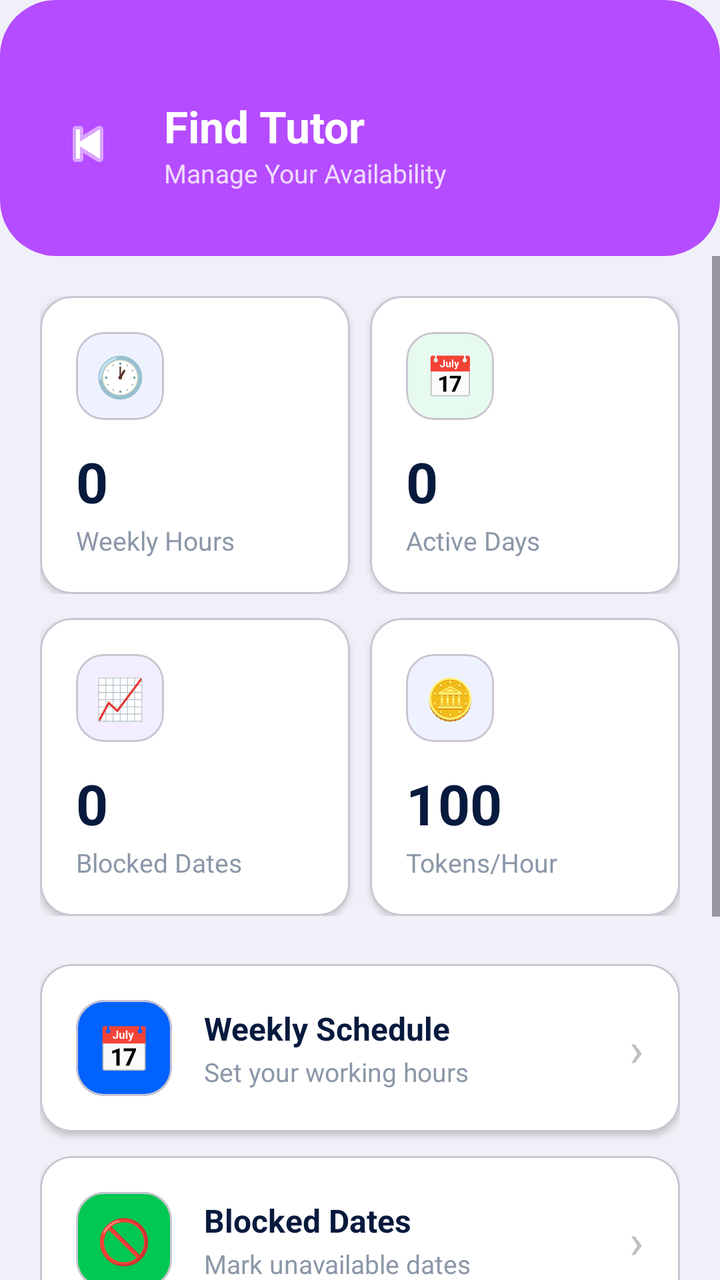
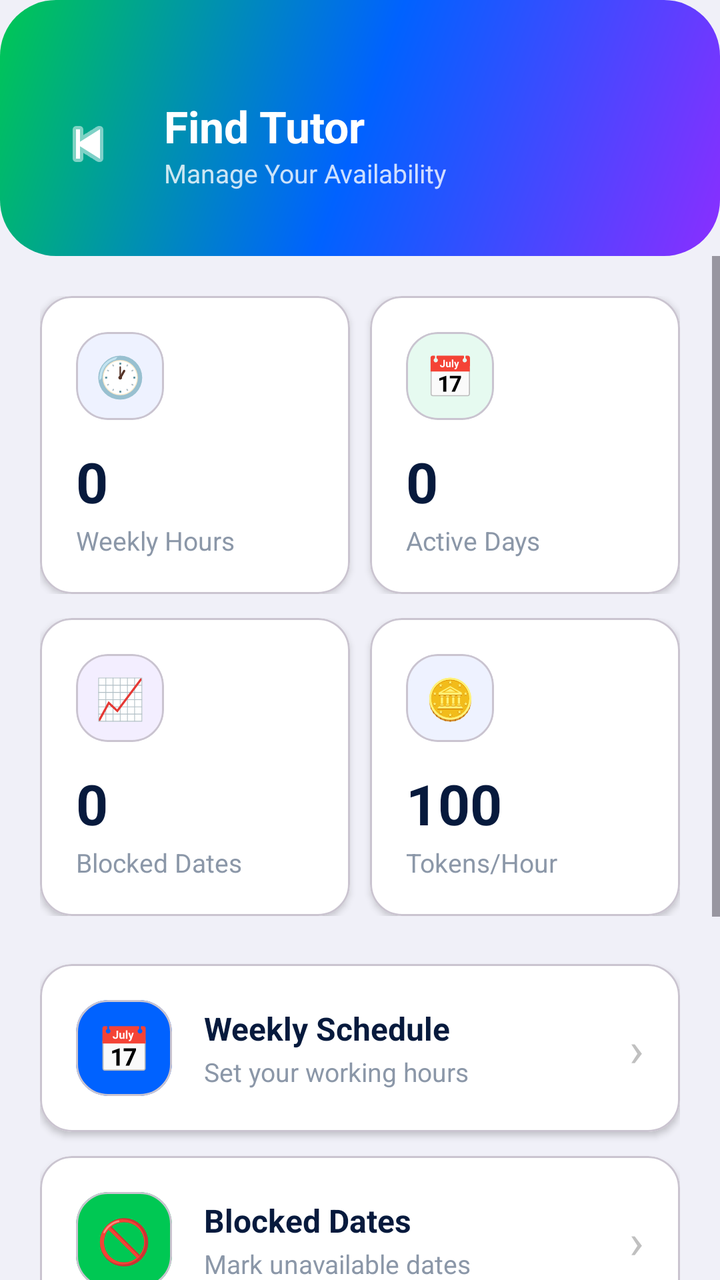

Two renders of the same Android screen: before a commit and after it. Below are the layout's source before the change and the commit's diff.
<!-- AndroidManifest.xml: application theme Theme.PeerTutoringApollo -->
<!-- res/layout/activity_availability_dashboard.xml -->
<?xml version="1.0" encoding="utf-8"?>
<LinearLayout xmlns:android="http://schemas.android.com/apk/res/android"
    xmlns:app="http://schemas.android.com/apk/res-auto"
    android:layout_width="match_parent"
    android:layout_height="match_parent"
    android:orientation="vertical"
    android:background="#F0F0F8">

    
    <LinearLayout
        android:layout_width="match_parent"
        android:layout_height="wrap_content"
        android:orientation="vertical"
        android:background="@drawable/bg_button_gradient"
        android:paddingTop="48dp"
        android:paddingBottom="32dp"
        android:paddingHorizontal="20dp">

        <LinearLayout
            android:layout_width="match_parent"
            android:layout_height="wrap_content"
            android:orientation="horizontal"
            android:gravity="center_vertical">

            <ImageButton
                android:id="@+id/btnBack"
                android:layout_width="48dp"
                android:layout_height="48dp"
                android:background="@android:color/transparent"
                android:src="@android:drawable/ic_media_previous"
                android:contentDescription="Back"
                app:tint="#FFFFFF"
                android:layout_marginEnd="14dp" />

            <LinearLayout
                android:layout_width="wrap_content"
                android:layout_height="wrap_content"
                android:orientation="vertical">
                <TextView
                    android:layout_width="wrap_content"
                    android:layout_height="wrap_content"
                    android:text="Find Tutor"
                    android:textColor="#FFFFFF"
                    android:textSize="22sp"
                    android:textStyle="bold" />
                <TextView
                    android:layout_width="wrap_content"
                    android:layout_height="wrap_content"
                    android:text="Manage Your Availability"
                    android:textColor="#CCFFFFFF"
                    android:textSize="13sp" />
            </LinearLayout>
        </LinearLayout>
    </LinearLayout>

    <ScrollView
        android:layout_width="match_parent"
        android:layout_height="0dp"
        android:layout_weight="1"
        android:fillViewport="true">

        <LinearLayout
            android:layout_width="match_parent"
            android:layout_height="wrap_content"
            android:orientation="vertical"
            android:padding="20dp">

            
            <LinearLayout
                android:layout_width="match_parent"
                android:layout_height="wrap_content"
                android:orientation="horizontal"
                android:layout_marginBottom="12dp">

                
                <com.google.android.material.card.MaterialCardView
                    android:layout_width="0dp"
                    android:layout_height="wrap_content"
                    android:layout_weight="1"
                    android:layout_marginEnd="10dp"
                    app:cardCornerRadius="16dp"
                    app:cardBackgroundColor="#FFFFFF"
                    app:cardElevation="2dp">
                    <LinearLayout android:layout_width="match_parent" android:layout_height="wrap_content" android:orientation="vertical" android:padding="18dp">
                        <com.google.android.material.card.MaterialCardView android:layout_width="44dp" android:layout_height="44dp" android:layout_marginBottom="12dp" app:cardCornerRadius="14dp" app:cardBackgroundColor="#EEF2FF" app:cardElevation="0dp">
                            <TextView android:layout_width="match_parent" android:layout_height="match_parent" android:gravity="center" android:text="🕐" android:textSize="20sp" />
                        </com.google.android.material.card.MaterialCardView>
                        <TextView android:id="@+id/tvWeeklyHours" android:layout_width="wrap_content" android:layout_height="wrap_content" android:text="0" android:textColor="#071A3D" android:textSize="28sp" android:textStyle="bold" />
                        <TextView android:layout_width="wrap_content" android:layout_height="wrap_content" android:text="Weekly Hours" android:textColor="#8B97A8" android:textSize="13sp" android:layout_marginTop="2dp" />
                    </LinearLayout>
                </com.google.android.material.card.MaterialCardView>

                
                <com.google.android.material.card.MaterialCardView
                    android:layout_width="0dp"
                    android:layout_height="wrap_content"
                    android:layout_weight="1"
                    app:cardCornerRadius="16dp"
                    app:cardBackgroundColor="#FFFFFF"
                    app:cardElevation="2dp">
                    <LinearLayout android:layout_width="match_parent" android:layout_height="wrap_content" android:orientation="vertical" android:padding="18dp">
                        <com.google.android.material.card.MaterialCardView android:layout_width="44dp" android:layout_height="44dp" android:layout_marginBottom="12dp" app:cardCornerRadius="14dp" app:cardBackgroundColor="#E6FAF0" app:cardElevation="0dp">
                            <TextView android:layout_width="match_parent" android:layout_height="match_parent" android:gravity="center" android:text="📅" android:textSize="20sp" />
                        </com.google.android.material.card.MaterialCardView>
                        <TextView android:id="@+id/tvActiveDays" android:layout_width="wrap_content" android:layout_height="wrap_content" android:text="0" android:textColor="#071A3D" android:textSize="28sp" android:textStyle="bold" />
                        <TextView android:layout_width="wrap_content" android:layout_height="wrap_content" android:text="Active Days" android:textColor="#8B97A8" android:textSize="13sp" android:layout_marginTop="2dp" />
                    </LinearLayout>
                </com.google.android.material.card.MaterialCardView>
            </LinearLayout>

            <LinearLayout
                android:layout_width="match_parent"
                android:layout_height="wrap_content"
                android:orientation="horizontal"
                android:layout_marginBottom="24dp">

                
                <com.google.android.material.card.MaterialCardView
                    android:layout_width="0dp"
                    android:layout_height="wrap_content"
                    android:layout_weight="1"
                    android:layout_marginEnd="10dp"
                    app:cardCornerRadius="16dp"
                    app:cardBackgroundColor="#FFFFFF"
                    app:cardElevation="2dp">
                    <LinearLayout android:layout_width="match_parent" android:layout_height="wrap_content" android:orientation="vertical" android:padding="18dp">
                        <com.google.android.material.card.MaterialCardView android:layout_width="44dp" android:layout_height="44dp" android:layout_marginBottom="12dp" app:cardCornerRadius="14dp" app:cardBackgroundColor="#F3EEFF" app:cardElevation="0dp">
                            <TextView android:layout_width="match_parent" android:layout_height="match_parent" android:gravity="center" android:text="📈" android:textSize="20sp" />
                        </com.google.android.material.card.MaterialCardView>
                        <TextView android:id="@+id/tvBlockedCount" android:layout_width="wrap_content" android:layout_height="wrap_content" android:text="0" android:textColor="#071A3D" android:textSize="28sp" android:textStyle="bold" />
                        <TextView android:layout_width="wrap_content" android:layout_height="wrap_content" android:text="Blocked Dates" android:textColor="#8B97A8" android:textSize="13sp" android:layout_marginTop="2dp" />
                    </LinearLayout>
                </com.google.android.material.card.MaterialCardView>

                
                <com.google.android.material.card.MaterialCardView
                    android:layout_width="0dp"
                    android:layout_height="wrap_content"
                    android:layout_weight="1"
                    app:cardCornerRadius="16dp"
                    app:cardBackgroundColor="#FFFFFF"
                    app:cardElevation="2dp">
                    <LinearLayout android:layout_width="match_parent" android:layout_height="wrap_content" android:orientation="vertical" android:padding="18dp">
                        <com.google.android.material.card.MaterialCardView android:layout_width="44dp" android:layout_height="44dp" android:layout_marginBottom="12dp" app:cardCornerRadius="14dp" app:cardBackgroundColor="#EEF2FF" app:cardElevation="0dp">
                            <TextView android:layout_width="match_parent" android:layout_height="match_parent" android:gravity="center" android:text="🪙" android:textSize="20sp" />
                        </com.google.android.material.card.MaterialCardView>
                        <TextView android:id="@+id/tvTokensPerHour" android:layout_width="wrap_content" android:layout_height="wrap_content" android:text="100" android:textColor="#071A3D" android:textSize="28sp" android:textStyle="bold" />
                        <TextView android:layout_width="wrap_content" android:layout_height="wrap_content" android:text="Tokens/Hour" android:textColor="#8B97A8" android:textSize="13sp" android:layout_marginTop="2dp" />
                    </LinearLayout>
                </com.google.android.material.card.MaterialCardView>
            </LinearLayout>

            
            <com.google.android.material.card.MaterialCardView
                android:id="@+id/cardWeeklySchedule"
                android:layout_width="match_parent"
                android:layout_height="wrap_content"
                android:layout_marginBottom="12dp"
                app:cardCornerRadius="16dp"
                app:cardBackgroundColor="#FFFFFF"
                app:cardElevation="2dp">
                <LinearLayout android:layout_width="match_parent" android:layout_height="wrap_content" android:orientation="horizontal" android:gravity="center_vertical" android:padding="18dp">
                    <com.google.android.material.card.MaterialCardView android:layout_width="48dp" android:layout_height="48dp" android:layout_marginEnd="16dp" app:cardCornerRadius="14dp" app:cardBackgroundColor="#0062FF" app:cardElevation="0dp">
                        <TextView android:layout_width="match_parent" android:layout_height="match_parent" android:gravity="center" android:text="📅" android:textSize="22sp" />
                    </com.google.android.material.card.MaterialCardView>
                    <LinearLayout android:layout_width="0dp" android:layout_height="wrap_content" android:layout_weight="1" android:orientation="vertical">
                        <TextView android:layout_width="wrap_content" android:layout_height="wrap_content" android:text="Weekly Schedule" android:textColor="#071A3D" android:textSize="16sp" android:textStyle="bold" />
                        <TextView android:layout_width="wrap_content" android:layout_height="wrap_content" android:text="Set your working hours" android:textColor="#8B97A8" android:textSize="13sp" android:layout_marginTop="2dp" />
                    </LinearLayout>
                    <TextView android:layout_width="wrap_content" android:layout_height="wrap_content" android:text="›" android:textColor="#C0C0C0" android:textSize="24sp" />
                </LinearLayout>
            </com.google.android.material.card.MaterialCardView>

            
            <com.google.android.material.card.MaterialCardView
                android:id="@+id/cardBlockedDates"
                android:layout_width="match_parent"
                android:layout_height="wrap_content"
                android:layout_marginBottom="12dp"
                app:cardCornerRadius="16dp"
                app:cardBackgroundColor="#FFFFFF"
                app:cardElevation="2dp">
                <LinearLayout android:layout_width="match_parent" android:layout_height="wrap_content" android:orientation="horizontal" android:gravity="center_vertical" android:padding="18dp">
                    <com.google.android.material.card.MaterialCardView android:layout_width="48dp" android:layout_height="48dp" android:layout_marginEnd="16dp" app:cardCornerRadius="14dp" app:cardBackgroundColor="#00C853" app:cardElevation="0dp">
                        <TextView android:layout_width="match_parent" android:layout_height="match_parent" android:gravity="center" android:text="🚫" android:textSize="22sp" />
                    </com.google.android.material.card.MaterialCardView>
                    <LinearLayout android:layout_width="0dp" android:layout_height="wrap_content" android:layout_weight="1" android:orientation="vertical">
                        <TextView android:layout_width="wrap_content" android:layout_height="wrap_content" android:text="Blocked Dates" android:textColor="#071A3D" android:textSize="16sp" android:textStyle="bold" />
                        <TextView android:layout_width="wrap_content" android:layout_height="wrap_content" android:text="Mark unavailable dates" android:textColor="#8B97A8" android:textSize="13sp" android:layout_marginTop="2dp" />
                    </LinearLayout>
                    <TextView android:layout_width="wrap_content" android:layout_height="wrap_content" android:text="›" android:textColor="#C0C0C0" android:textSize="24sp" />
                </LinearLayout>
            </com.google.android.material.card.MaterialCardView>

            
            <com.google.android.material.card.MaterialCardView
                android:id="@+id/cardBufferPricing"
                android:layout_width="match_parent"
                android:layout_height="wrap_content"
                android:layout_marginBottom="20dp"
                app:cardCornerRadius="16dp"
                app:cardBackgroundColor="#FFFFFF"
                app:cardElevation="2dp">
                <LinearLayout android:layout_width="match_parent" android:layout_height="wrap_content" android:orientation="horizontal" android:gravity="center_vertical" android:padding="18dp">
                    <com.google.android.material.card.MaterialCardView android:layout_width="48dp" android:layout_height="48dp" android:layout_marginEnd="16dp" app:cardCornerRadius="14dp" app:cardBackgroundColor="#8A2EFF" app:cardElevation="0dp">
                        <TextView android:layout_width="match_parent" android:layout_height="match_parent" android:gravity="center" android:text="⚙️" android:textSize="22sp" />
                    </com.google.android.material.card.MaterialCardView>
                    <LinearLayout android:layout_width="0dp" android:layout_height="wrap_content" android:layout_weight="1" android:orientation="vertical">
                        <TextView android:layout_width="wrap_content" android:layout_height="wrap_content" android:text="Buffer &amp; Pricing" android:textColor="#071A3D" android:textSize="16sp" android:textStyle="bold" />
                        <TextView android:layout_width="wrap_content" android:layout_height="wrap_content" android:text="Configure settings" android:textColor="#8B97A8" android:textSize="13sp" android:layout_marginTop="2dp" />
                    </LinearLayout>
                    <TextView android:layout_width="wrap_content" android:layout_height="wrap_content" android:text="›" android:textColor="#C0C0C0" android:textSize="24sp" />
                </LinearLayout>
            </com.google.android.material.card.MaterialCardView>

            
            <com.google.android.material.card.MaterialCardView
                android:layout_width="match_parent"
                android:layout_height="wrap_content"
                android:layout_marginBottom="16dp"
                app:cardCornerRadius="16dp"
                app:cardBackgroundColor="#EEF2FF"
                app:cardElevation="0dp">
                <LinearLayout android:layout_width="match_parent" android:layout_height="wrap_content" android:orientation="horizontal" android:gravity="top" android:padding="16dp">
                    <TextView android:layout_width="wrap_content" android:layout_height="wrap_content" android:text="💡" android:textSize="20sp" android:layout_marginEnd="12dp" android:layout_marginTop="2dp" />
                    <LinearLayout android:layout_width="0dp" android:layout_height="wrap_content" android:layout_weight="1" android:orientation="vertical">
                        <TextView android:layout_width="wrap_content" android:layout_height="wrap_content" android:text="Pro Tip" android:textColor="#071A3D" android:textSize="14sp" android:textStyle="bold" android:layout_marginBottom="4dp" />
                        <TextView android:layout_width="wrap_content" android:layout_height="wrap_content" android:text="Keep your availability updated to maximize bookings. Students prefer tutors with consistent schedules!" android:textColor="#4B5D7A" android:textSize="13sp" android:lineSpacingExtra="2dp" />
                    </LinearLayout>
                </LinearLayout>
            </com.google.android.material.card.MaterialCardView>

        </LinearLayout>
    </ScrollView>
</LinearLayout>
<!-- resources referenced by this layout -->
<resources>
  <!-- drawable bg_button_gradient (drawable) -->
  <?xml version="1.0" encoding="utf-8"?>
  <shape xmlns:android="http://schemas.android.com/apk/res/android">
      <gradient
          android:startColor="#B54CFF"
          android:endColor="#B54CFF"
          android:angle="0" />
      <corners android:radius="28dp" />
  </shape>
  <style name="Theme.PeerTutoringApollo" parent="Base.Theme.PeerTutoringApollo" />
  <style name="Base.Theme.PeerTutoringApollo" parent="Theme.Material3.DayNight.NoActionBar">
          
          
      </style>
</resources>

<!-- the commit's change to res/layout/activity_availability_dashboard.xml (unified diff, before → after) -->
@@ -82,7 +82,7 @@
                     app:cardBackgroundColor="#FFFFFF"
                     app:cardElevation="2dp">
                     <LinearLayout android:layout_width="match_parent" android:layout_height="wrap_content" android:orientation="vertical" android:padding="18dp">
-                        <com.google.android.material.card.MaterialCardView android:layout_width="44dp" android:layout_height="44dp" android:layout_marginBottom="12dp" app:cardCornerRadius="14dp" app:cardBackgroundColor="#EEF2FF" app:cardElevation="0dp">
+                        <com.google.android.material.card.MaterialCardView android:layout_width="44dp" android:layout_height="44dp" android:layout_marginBottom="12dp" app:cardCornerRadius="16dp" app:cardBackgroundColor="#EEF2FF" app:cardElevation="0dp">
                             <TextView android:layout_width="match_parent" android:layout_height="match_parent" android:gravity="center" android:text="🕐" android:textSize="20sp" />
                         </com.google.android.material.card.MaterialCardView>
                         <TextView android:id="@+id/tvWeeklyHours" android:layout_width="wrap_content" android:layout_height="wrap_content" android:text="0" android:textColor="#071A3D" android:textSize="28sp" android:textStyle="bold" />
@@ -99,7 +99,7 @@
                     app:cardBackgroundColor="#FFFFFF"
                     app:cardElevation="2dp">
                     <LinearLayout android:layout_width="match_parent" android:layout_height="wrap_content" android:orientation="vertical" android:padding="18dp">
-                        <com.google.android.material.card.MaterialCardView android:layout_width="44dp" android:layout_height="44dp" android:layout_marginBottom="12dp" app:cardCornerRadius="14dp" app:cardBackgroundColor="#E6FAF0" app:cardElevation="0dp">
+                        <com.google.android.material.card.MaterialCardView android:layout_width="44dp" android:layout_height="44dp" android:layout_marginBottom="12dp" app:cardCornerRadius="16dp" app:cardBackgroundColor="#E6FAF0" app:cardElevation="0dp">
                             <TextView android:layout_width="match_parent" android:layout_height="match_parent" android:gravity="center" android:text="📅" android:textSize="20sp" />
                         </com.google.android.material.card.MaterialCardView>
                         <TextView android:id="@+id/tvActiveDays" android:layout_width="wrap_content" android:layout_height="wrap_content" android:text="0" android:textColor="#071A3D" android:textSize="28sp" android:textStyle="bold" />
@@ -124,7 +124,7 @@
                     app:cardBackgroundColor="#FFFFFF"
                     app:cardElevation="2dp">
                     <LinearLayout android:layout_width="match_parent" android:layout_height="wrap_content" android:orientation="vertical" android:padding="18dp">
-                        <com.google.android.material.card.MaterialCardView android:layout_width="44dp" android:layout_height="44dp" android:layout_marginBottom="12dp" app:cardCornerRadius="14dp" app:cardBackgroundColor="#F3EEFF" app:cardElevation="0dp">
+                        <com.google.android.material.card.MaterialCardView android:layout_width="44dp" android:layout_height="44dp" android:layout_marginBottom="12dp" app:cardCornerRadius="16dp" app:cardBackgroundColor="#F3EEFF" app:cardElevation="0dp">
                             <TextView android:layout_width="match_parent" android:layout_height="match_parent" android:gravity="center" android:text="📈" android:textSize="20sp" />
                         </com.google.android.material.card.MaterialCardView>
                         <TextView android:id="@+id/tvBlockedCount" android:layout_width="wrap_content" android:layout_height="wrap_content" android:text="0" android:textColor="#071A3D" android:textSize="28sp" android:textStyle="bold" />
@@ -141,7 +141,7 @@
                     app:cardBackgroundColor="#FFFFFF"
                     app:cardElevation="2dp">
                     <LinearLayout android:layout_width="match_parent" android:layout_height="wrap_content" android:orientation="vertical" android:padding="18dp">
-                        <com.google.android.material.card.MaterialCardView android:layout_width="44dp" android:layout_height="44dp" android:layout_marginBottom="12dp" app:cardCornerRadius="14dp" app:cardBackgroundColor="#EEF2FF" app:cardElevation="0dp">
+                        <com.google.android.material.card.MaterialCardView android:layout_width="44dp" android:layout_height="44dp" android:layout_marginBottom="12dp" app:cardCornerRadius="16dp" app:cardBackgroundColor="#EEF2FF" app:cardElevation="0dp">
                             <TextView android:layout_width="match_parent" android:layout_height="match_parent" android:gravity="center" android:text="🪙" android:textSize="20sp" />
                         </com.google.android.material.card.MaterialCardView>
                         <TextView android:id="@+id/tvTokensPerHour" android:layout_width="wrap_content" android:layout_height="wrap_content" android:text="100" android:textColor="#071A3D" android:textSize="28sp" android:textStyle="bold" />
@@ -160,7 +160,7 @@
                 app:cardBackgroundColor="#FFFFFF"
                 app:cardElevation="2dp">
                 <LinearLayout android:layout_width="match_parent" android:layout_height="wrap_content" android:orientation="horizontal" android:gravity="center_vertical" android:padding="18dp">
-                    <com.google.android.material.card.MaterialCardView android:layout_width="48dp" android:layout_height="48dp" android:layout_marginEnd="16dp" app:cardCornerRadius="14dp" app:cardBackgroundColor="#0062FF" app:cardElevation="0dp">
+                    <com.google.android.material.card.MaterialCardView android:layout_width="48dp" android:layout_height="48dp" android:layout_marginEnd="16dp" app:cardCornerRadius="16dp" app:cardBackgroundColor="#0062FF" app:cardElevation="0dp">
                         <TextView android:layout_width="match_parent" android:layout_height="match_parent" android:gravity="center" android:text="📅" android:textSize="22sp" />
                     </com.google.android.material.card.MaterialCardView>
                     <LinearLayout android:layout_width="0dp" android:layout_height="wrap_content" android:layout_weight="1" android:orientation="vertical">
@@ -181,7 +181,7 @@
                 app:cardBackgroundColor="#FFFFFF"
                 app:cardElevation="2dp">
                 <LinearLayout android:layout_width="match_parent" android:layout_height="wrap_content" android:orientation="horizontal" android:gravity="center_vertical" android:padding="18dp">
-                    <com.google.android.material.card.MaterialCardView android:layout_width="48dp" android:layout_height="48dp" android:layout_marginEnd="16dp" app:cardCornerRadius="14dp" app:cardBackgroundColor="#00C853" app:cardElevation="0dp">
+                    <com.google.android.material.card.MaterialCardView android:layout_width="48dp" android:layout_height="48dp" android:layout_marginEnd="16dp" app:cardCornerRadius="16dp" app:cardBackgroundColor="#00C853" app:cardElevation="0dp">
                         <TextView android:layout_width="match_parent" android:layout_height="match_parent" android:gravity="center" android:text="🚫" android:textSize="22sp" />
                     </com.google.android.material.card.MaterialCardView>
                     <LinearLayout android:layout_width="0dp" android:layout_height="wrap_content" android:layout_weight="1" android:orientation="vertical">
@@ -202,7 +202,7 @@
                 app:cardBackgroundColor="#FFFFFF"
                 app:cardElevation="2dp">
                 <LinearLayout android:layout_width="match_parent" android:layout_height="wrap_content" android:orientation="horizontal" android:gravity="center_vertical" android:padding="18dp">
-                    <com.google.android.material.card.MaterialCardView android:layout_width="48dp" android:layout_height="48dp" android:layout_marginEnd="16dp" app:cardCornerRadius="14dp" app:cardBackgroundColor="#8A2EFF" app:cardElevation="0dp">
+                    <com.google.android.material.card.MaterialCardView android:layout_width="48dp" android:layout_height="48dp" android:layout_marginEnd="16dp" app:cardCornerRadius="16dp" app:cardBackgroundColor="#8A2EFF" app:cardElevation="0dp">
                         <TextView android:layout_width="match_parent" android:layout_height="match_parent" android:gravity="center" android:text="⚙️" android:textSize="22sp" />
                     </com.google.android.material.card.MaterialCardView>
                     <LinearLayout android:layout_width="0dp" android:layout_height="wrap_content" android:layout_weight="1" android:orientation="vertical">
<!-- resource entries referenced after the edit -->
@@ -4,9 +4,10 @@
   <?xml version="1.0" encoding="utf-8"?>
   <shape xmlns:android="http://schemas.android.com/apk/res/android">
       <gradient
-          android:startColor="#B54CFF"
-          android:endColor="#B54CFF"
-          android:angle="0" />
+          android:startColor="#8A2EFF"
+          android:centerColor="#0062FF"
+          android:endColor="#00C853"
+          android:angle="135" />
       <corners android:radius="28dp" />
   </shape>
   <style name="Theme.PeerTutoringApollo" parent="Base.Theme.PeerTutoringApollo" />
